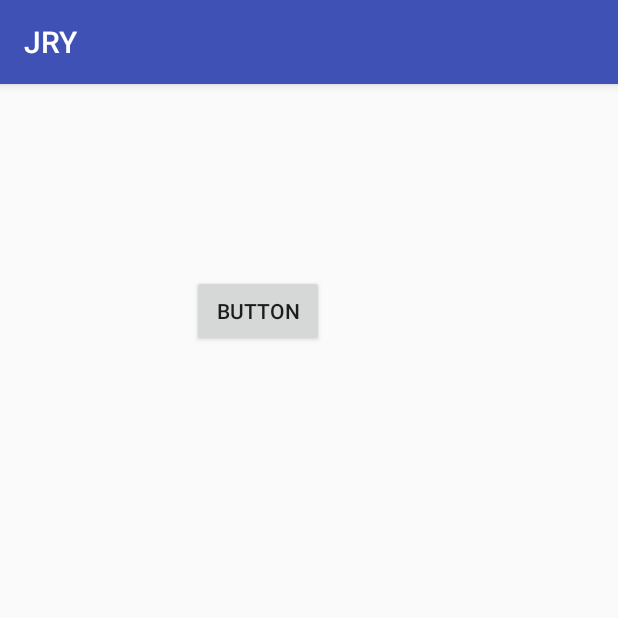
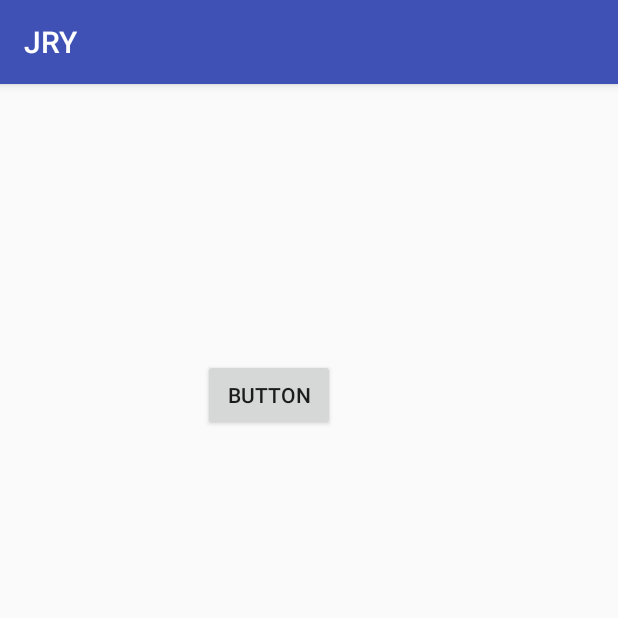
Before and after one commit to Jaydeepkakadiya19/JRY2, an Android app: the screen it shows after launch (MainActivity), on a phone screen of 412 x 824 dp, the top half of it. Run offline under Robolectric (Android 15) with nearby library versions, the phone set to English and light mode, and no system bars.

Commit message:
2 nd button

```diff
--- a/app/src/main/res/layout/activity_main.xml
+++ b/app/src/main/res/layout/activity_main.xml
@@ -11,12 +11,12 @@
     tools:context="com.example.jaydeep.jry.MainActivity">
 
     <Button
-        android:text="Button"
+        android:id="@+id/button"
         android:layout_width="wrap_content"
         android:layout_height="wrap_content"
-        android:layout_marginTop="111dp"
-        android:id="@+id/button"
-        android:layout_marginStart="112dp"
+        android:layout_alignParentStart="true"
         android:layout_alignParentTop="true"
-        android:layout_alignParentStart="true" />
+        android:layout_marginStart="119dp"
+        android:layout_marginTop="167dp"
+        android:text="Button" />
 </RelativeLayout>
```
